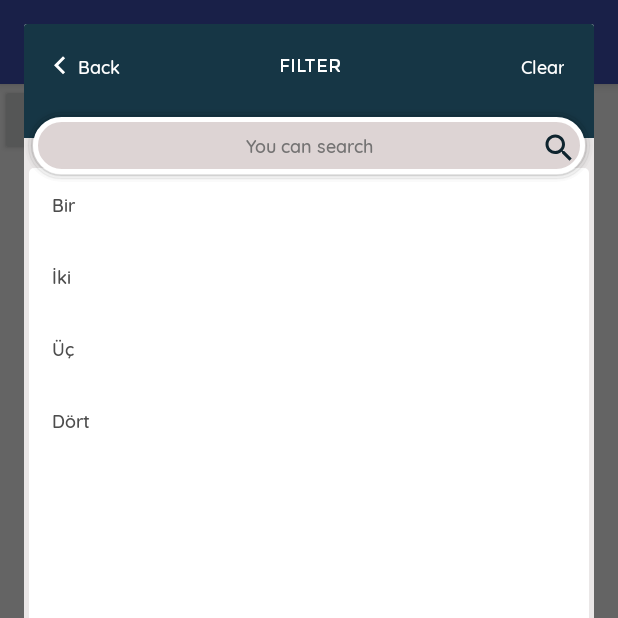
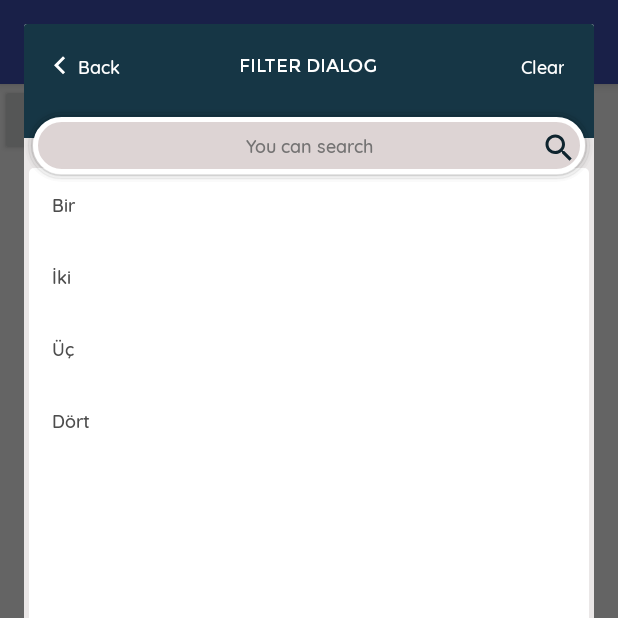
Before and after one commit to barisatalay/filter-dialog-activity, an Android app: the screen it shows after launch (MainActivity), after a tap on "BUTTON", on a phone screen of 412 x 824 dp, the top half of it. Run offline under Robolectric (Android 15) with nearby library versions, the phone set to English and light mode, and no system bars.

Commit message:
Added dynamic toolbar and searchbox hint text

```diff
--- a/app/src/main/java/com/barisatalay/sample/MainActivity.java
+++ b/app/src/main/java/com/barisatalay/sample/MainActivity.java
@@ -31,6 +31,8 @@ public class MainActivity extends AppCompatActivity {
 
                 final FilterDialog filterDialog = new FilterDialog<mdlPerson>(MainActivity.this);
 
+                filterDialog.setToolbarTitle("Filter Dialog");
+                filterDialog.setSearchBoxHint("You can search");
                 filterDialog.setList(personList);
 
                 filterDialog.show("code", "name", new DialogListener() {
--- a/filterdialog/src/main/java/com/barisatalay/filterdialog/FilterDialog.java
+++ b/filterdialog/src/main/java/com/barisatalay/filterdialog/FilterDialog.java
@@ -28,11 +28,15 @@ public class FilterDialog<T> implements View.OnClickListener {
     private AlertDialog alertDialog;
     private List<T> filterList;
     private DialogHolder dialogHolder;
+    private String toolbarTitle;
+    private String searchBoxHint;
 
     public FilterDialog(Activity mActivity) {
         this.mActivity = mActivity;
-        alertDialogBuilder = UtilsDialog.createAlertDialog(mActivity);
+        this.alertDialogBuilder = UtilsDialog.createAlertDialog(mActivity);
         this.filterList = new ArrayList<>();
+        this.toolbarTitle = "";
+        this.searchBoxHint = "";
     }
 
     public void setList(List<T> filterList){
@@ -53,6 +57,8 @@ public class FilterDialog<T> implements View.OnClickListener {
         dialogHolder = new DialogHolder(dialogView);
         dialogHolder.setListener(dialogListener);
         dialogHolder.setFilterList(prepareFilterList(idField, nameField));
+        dialogHolder.setToolbarTitle(toolbarTitle);
+        dialogHolder.setSearchBoxHint(searchBoxHint);
         dialogHolder.setOnCloseListener(this);
 
         alertDialogBuilder.setView(dialogHolder.itemView);
@@ -144,4 +150,20 @@ public class FilterDialog<T> implements View.OnClickListener {
             alertDialogBuilder = null;
         }
     }
+
+    public String getToolbarTitle() {
+        return toolbarTitle;
+    }
+
+    public void setToolbarTitle(String toolbarTitle) {
+        this.toolbarTitle = toolbarTitle;
+    }
+
+    public String getSearchBoxHint() {
+        return searchBoxHint;
+    }
+
+    public void setSearchBoxHint(String searchBoxHint) {
+        this.searchBoxHint = searchBoxHint;
+    }
 }
--- a/filterdialog/src/main/java/com/barisatalay/filterdialog/holder/DialogHolder.java
+++ b/filterdialog/src/main/java/com/barisatalay/filterdialog/holder/DialogHolder.java
@@ -26,6 +26,7 @@ public class DialogHolder extends RecyclerView.ViewHolder implements TextWatcher
     private EditText searchEdt;
     private RecyclerView filterRecycler;
     private TextView toolbar_clear;
+    private TextView toolbat_title;
     private LinearLayout toolbar_back;
     private DialogListener listener;
 
@@ -50,6 +51,7 @@ public class DialogHolder extends RecyclerView.ViewHolder implements TextWatcher
         filterRecycler = itemView.findViewById(R.id.filterList);
         toolbar_clear = itemView.findViewById(R.id.toolbar_clear);
         toolbar_back = itemView.findViewById(R.id.toolbar_back);
+        toolbat_title = itemView.findViewById(R.id.toolbat_title);
 
         toolbar_clear.setOnClickListener(new View.OnClickListener() {
             @Override
@@ -93,4 +95,14 @@ public class DialogHolder extends RecyclerView.ViewHolder implements TextWatcher
     public void setOnCloseListener(View.OnClickListener onCloseListener) {
         toolbar_back.setOnClickListener(onCloseListener);
     }
+
+    public DialogHolder setToolbarTitle(String text) {
+        toolbat_title.setText(text);
+        return this;
+    }
+
+    public DialogHolder setSearchBoxHint(String text) {
+        searchEdt.setHint(text);
+        return this;
+    }
 }
--- a/filterdialog/src/main/res/layout/activity_filter_dialog.xml
+++ b/filterdialog/src/main/res/layout/activity_filter_dialog.xml
@@ -52,9 +52,9 @@
             </LinearLayout>
 
             <TextView
+                android:id="@+id/toolbat_title"
                 android:layout_width="wrap_content"
                 android:layout_height="wrap_content"
-                android:text="@string/filterdialog_toolbarText"
                 android:layout_centerVertical="true"
                 android:layout_centerHorizontal="true"
                 android:textAllCaps="true"
--- a/filterdialog/src/main/res/values/strings.xml
+++ b/filterdialog/src/main/res/values/strings.xml
@@ -1,7 +1,5 @@
 <resources>
     <string name="app_name">Filter Dialog</string>
-    <string name="filterdialog_toolbarText">Filtrele</string>
     <string name="filterdialog_back">Geri</string>
     <string name="filterdialog_clear">Temizle</string>
-    <string name="filterdialog_searchEditHint">Arama yapabilirsiniz</string>
 </resources>
```
